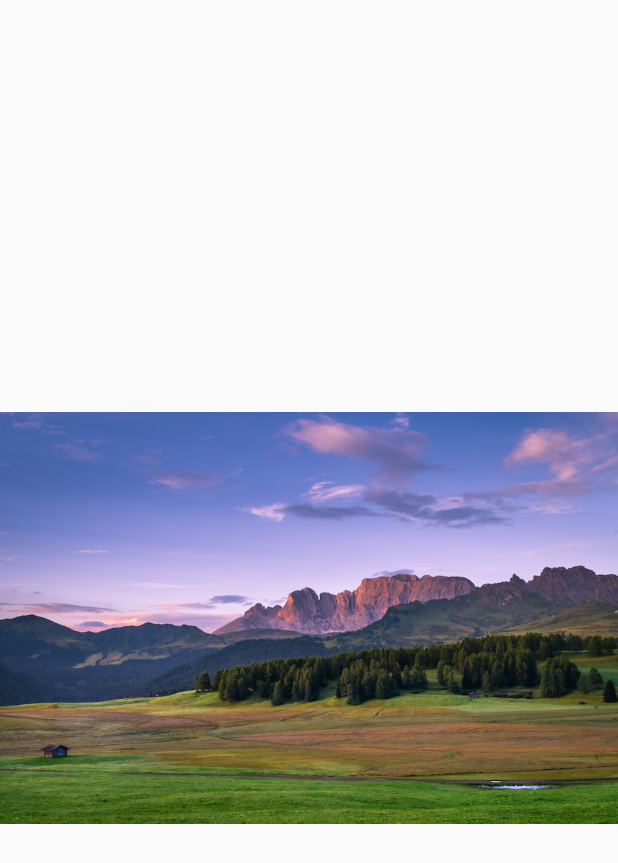
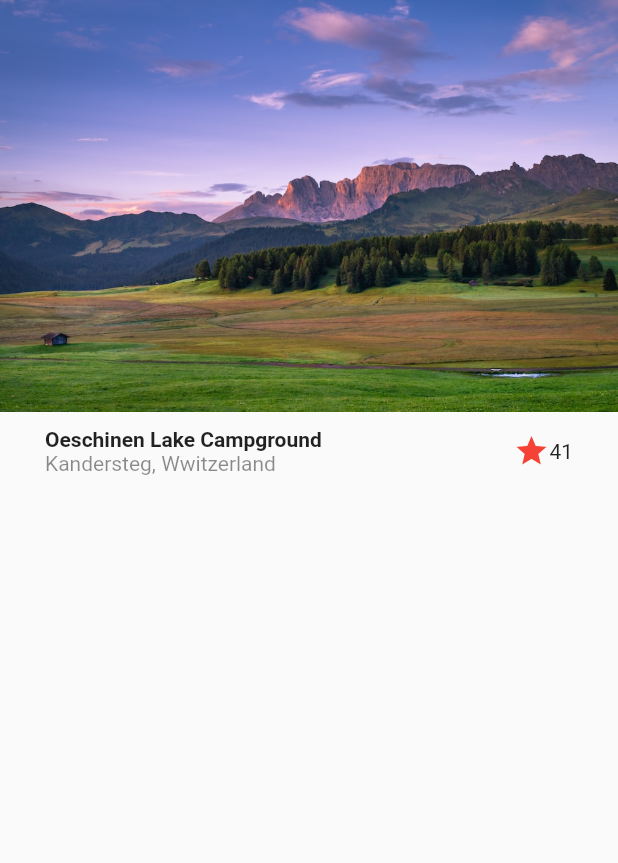
Before and after one commit to e-estrada/flutter_designs, a Flutter app: the screen it shows after launch, on a phone screen of 412 x 824 dp. Shown: the top 863 px of the screen. Run offline on Flutter 3.47's test engine with Material 2 defaults, Android fonts, the phone set to English and light mode, and no system bars.

Commit message:
Diseño básico parte 2

```diff
--- a/lib/main.dart
+++ b/lib/main.dart
@@ -13,7 +13,6 @@ class MyApp extends StatelessWidget {
       title: 'Material App',
       initialRoute: 'basic_design',
       routes: {'basic_design': (_) => const BasicDesignScreen()},
-      // home: _TempHomeScreen(),
     );
   }
 }
--- a/lib/screens/basic_design.dart
+++ b/lib/screens/basic_design.dart
@@ -6,10 +6,46 @@ class BasicDesignScreen extends StatelessWidget {
 
   @override
   Widget build(BuildContext context) {
-    return const Scaffold(
-      body: Center(
-         child: Image(image: AssetImage('assets/landscape.jpeg')),
+    return Scaffold(
+      body: Column(
+        children: const [
+          Image(image: AssetImage('assets/landscape.jpeg')),
+
+          Title()
+
+        ],
       ),
     );
   }
 }
+
+class Title extends StatelessWidget {
+  const Title({
+    Key? key,
+  }) : super(key: key);
+
+  @override
+  Widget build(BuildContext context) {
+    return Container(
+      margin: const EdgeInsets.symmetric(horizontal: 30, vertical: 10),
+      child: Row(
+        children: [
+
+          Column(
+            crossAxisAlignment: CrossAxisAlignment.start,
+            children: const [
+              Text('Oeschinen Lake Campground', style: TextStyle(fontWeight: FontWeight.bold),),
+              Text('Kandersteg, Wwitzerland', style: TextStyle(color: Colors.black45),),
+            ],
+          ),
+
+          Expanded(child: Container()),
+
+
+          const Icon(Icons.star, color: Colors.red,),
+          const Text('41')
+        ],
+      ),
+    );
+  }
+}
```
